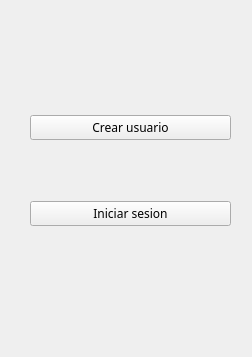
Before: the Qt Designer form Paradox_2020_widget_v2/form.ui in Sebastianuribe1212/Proyecto-final, drawn with Qt 5.
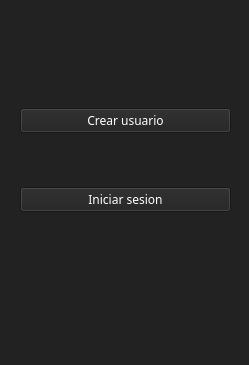
After: the same form once the commit is applied.

Diff of the .ui file:
```diff
--- a/Paradox_2020_widget_v2/form.ui
+++ b/Paradox_2020_widget_v2/form.ui
@@ -12,20 +12,23 @@
    <rect>
     <x>0</x>
     <y>0</y>
-    <width>252</width>
-    <height>357</height>
+    <width>249</width>
+    <height>365</height>
    </rect>
   </property>
   <property name="windowTitle">
    <string>Form</string>
   </property>
-  <widget class="QWidget" name="">
+  <property name="styleSheet">
+   <string notr="true">background-color: rgb(34, 34, 34);</string>
+  </property>
+  <widget class="QWidget" name="layoutWidget">
    <property name="geometry">
     <rect>
-     <x>30</x>
+     <x>20</x>
      <y>60</y>
-     <width>201</width>
-     <height>221</height>
+     <width>211</width>
+     <height>201</height>
     </rect>
    </property>
    <layout class="QVBoxLayout" name="verticalLayout">
@@ -36,6 +39,9 @@
         <family>Modern</family>
        </font>
       </property>
+      <property name="styleSheet">
+       <string notr="true">color: rgb(255, 255, 255);</string>
+      </property>
       <property name="text">
        <string>Crear usuario</string>
       </property>
@@ -48,6 +54,9 @@
         <family>Modern</family>
        </font>
       </property>
+      <property name="styleSheet">
+       <string notr="true">color: rgb(255, 255, 255);</string>
+      </property>
       <property name="text">
        <string>Iniciar sesion</string>
       </property>
```
